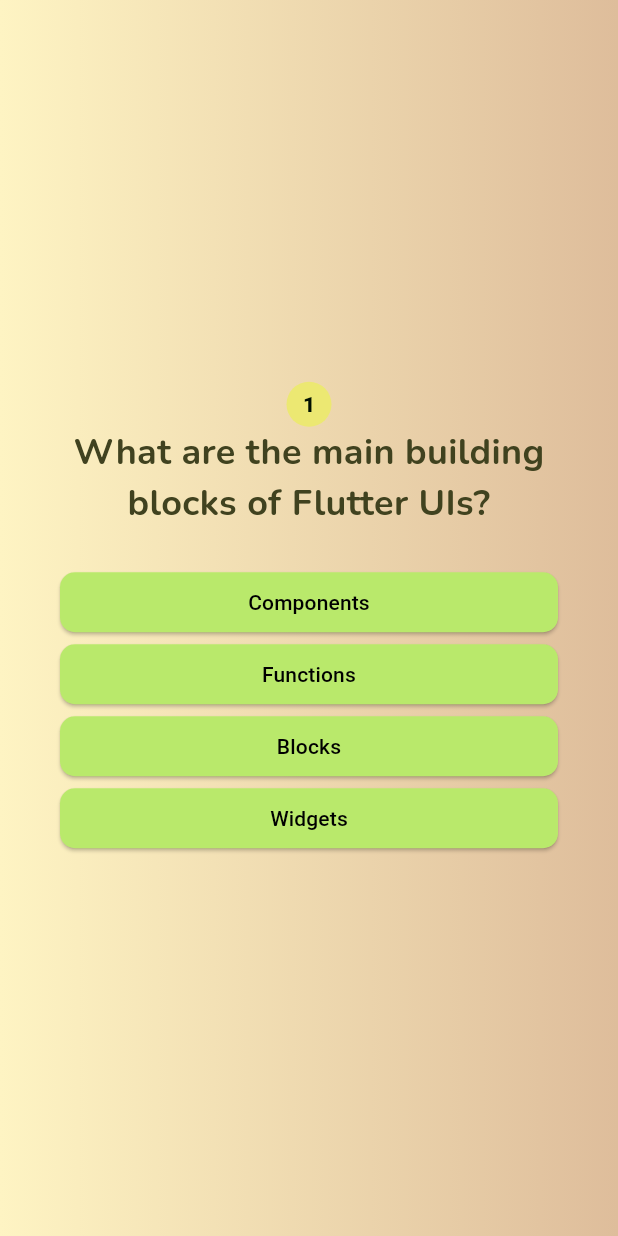
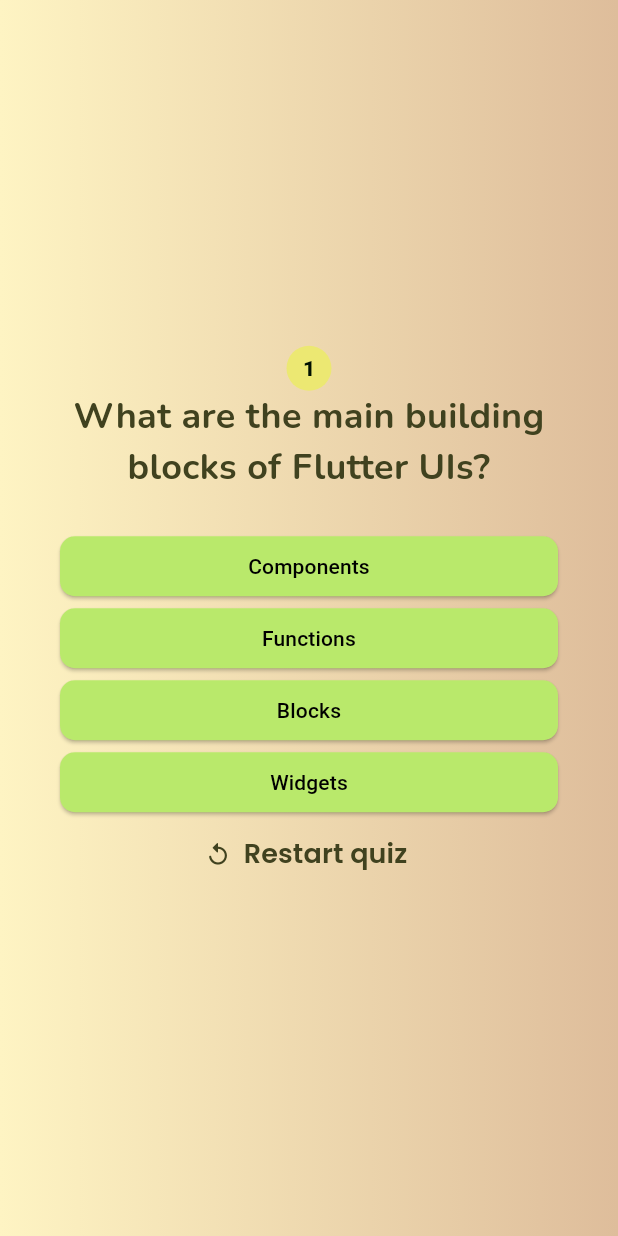
Before and after one commit to israel-oye/Brain-On, a Flutter app: the screen it shows after launch, after a tap on "Start Quiz", on a phone screen of 412 x 824 dp. Run offline on Flutter 3.47's test engine with Material 3 defaults, Android fonts, the phone set to English and light mode, and no system bars; our stand-ins replace google_fonts.

Commit message:
Add restart quiz functionality on questions page

```diff
--- /dev/null
+++ b/lib/components/quit_button.dart
@@ -0,0 +1,24 @@
+import 'package:flutter/material.dart';
+import 'package:google_fonts/google_fonts.dart';
+
+class QuitButton extends StatelessWidget {
+  const QuitButton({
+    super.key,
+    required this.goHomeHandler,
+  });
+
+  final void Function() goHomeHandler;
+
+  @override
+  Widget build(BuildContext context) {
+    return TextButton.icon(
+      onPressed: goHomeHandler,
+      style: TextButton.styleFrom(foregroundColor: Color(0xFF40421F)),
+      label: Text(
+        'Restart quiz',
+         style: GoogleFonts.poppins(fontSize: 18, fontWeight: FontWeight.w600),
+         ),
+         icon: const Icon(Icons.replay_rounded, color: Color(0xFF40421F), size: 18,),
+      );
+  }
+}
--- a/lib/quiz.dart
+++ b/lib/quiz.dart
@@ -58,7 +58,7 @@ class _QuizState extends State<Quiz>{
     Widget screenWidget = StartScreen(switchScreen);
 
     if (activeScreen == 'quiz-screen'){
-      screenWidget = QuestionScreen(onSelectAnswer: saveAnswer);
+      screenWidget = QuestionScreen(onSelectAnswer: saveAnswer, onQuit: restartQuiz,);
     } else if(activeScreen == 'result-screen'){
       screenWidget = ResultScreen(chosenAnswers: selectedAnswers, goHomeHandler: restartQuiz,);
     }
--- a/lib/screens/question_screen.dart
+++ b/lib/screens/question_screen.dart
@@ -2,13 +2,15 @@ import 'package:flutter/material.dart';
 import 'package:google_fonts/google_fonts.dart';
 
 import 'package:quiz_app/components/answer_button.dart';
+import 'package:quiz_app/components/quit_button.dart';
 import 'package:quiz_app/data/questions.dart';
 import 'package:quiz_app/components/question_summary/question_identifier.dart';
 
 class QuestionScreen extends StatefulWidget {
-  const QuestionScreen({super.key, required this.onSelectAnswer});
+  const QuestionScreen({super.key, required this.onSelectAnswer, required this.onQuit});
 
   final void Function(String answer) onSelectAnswer;
+  final void Function() onQuit;
 
   @override
   State<QuestionScreen> createState() {
@@ -63,6 +65,7 @@ class _QuestionScreenState extends State<QuestionScreen> {
                 })
               ],
             ),
+            QuitButton(goHomeHandler: widget.onQuit)
           ],
         ),
       ),
--- a/lib/screens/result_screen.dart
+++ b/lib/screens/result_screen.dart
@@ -1,8 +1,8 @@
 import 'package:flutter/material.dart';
-import 'package:google_fonts/google_fonts.dart';
 
 import 'package:quiz_app/data/questions.dart';
 import 'package:quiz_app/components/question_summary/questions_summary.dart';
+import 'package:quiz_app/components/quit_button.dart';
 
 
 class ResultScreen extends StatelessWidget {
@@ -58,15 +58,7 @@ class ResultScreen extends StatelessWidget {
             //   ),
             SizedBox(height: 30,),
             QuestionsSummary(summaryData: summaryData),
-            TextButton.icon(
-              onPressed: goHomeHandler,
-              style: TextButton.styleFrom(foregroundColor: Color(0xFF40421F)),
-              label: Text(
-                'Restart quiz',
-                 style: GoogleFonts.poppins(fontSize: 18, fontWeight: FontWeight.w600),
-                 ),
-                 icon: const Icon(Icons.replay_rounded, color: Color(0xFF40421F), size: 18,),
-              )
+            QuitButton(goHomeHandler: goHomeHandler)
           ],
         ),
       ),
```
